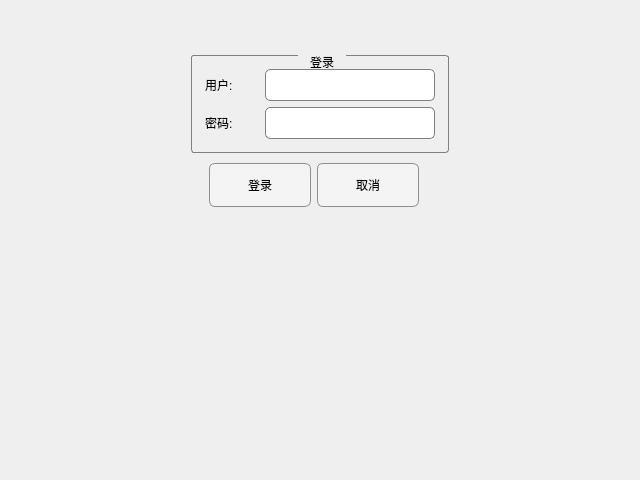
Qt form Demo/deloginwidget.ui (13438120136/XDemo) before a commit.
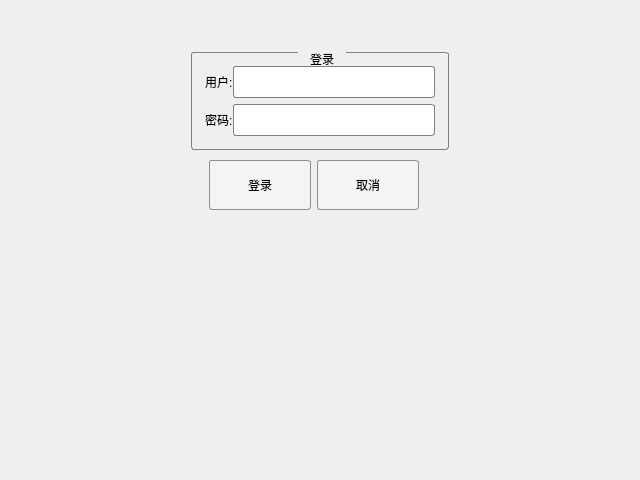
The same form after that commit. Custom widgets are drawn as their Qt base class.

Patch:
```diff
--- a/Demo/deloginwidget.ui
+++ b/Demo/deloginwidget.ui
@@ -32,7 +32,7 @@
          <string notr="true">QLineEdit
 {
 border:1px solid gray;
-border-radius:5px;
+border-radius:3px;
 min-height:30px;
 font: 16pt &quot;新宋体&quot;;
 }
@@ -40,7 +40,6 @@
 QLabel
 {
 font: 14pt &quot;新宋体&quot;;
-min-width:60px;
 }
 
 QGroupBox {
@@ -48,6 +47,7 @@
      border-radius: 3px;
      margin-top: 2ex; /* leave space at the top for the title */
      padding: 10px;
+     font: 12pt &quot;新宋体&quot;;
  }
 
  QGroupBox::title {
@@ -63,7 +63,7 @@
 	font: 16pt &quot;新宋体&quot;;
 	background-color: rgb(244, 244, 244);
     border: 1px solid #8f8f91;
-    border-radius: 6px;
+    border-radius: 3px;
     min-width: 100px;
     min-height: 38px;
  }
@@ -88,7 +88,7 @@
           <widget class="QWidget" name="widget" native="true">
            <property name="styleSheet">
             <string notr="true">max-width:280px;
-max-height:174px;</string>
+max-height:180px;</string>
            </property>
            <layout class="QGridLayout" name="gridLayout_4">
             <property name="verticalSpacing">
@@ -112,7 +112,7 @@
               <property name="maximumSize">
                <size>
                 <width>282</width>
-                <height>176</height>
+                <height>182</height>
                </size>
               </property>
               <property name="text">
@@ -125,7 +125,7 @@
               <property name="maximumSize">
                <size>
                 <width>282</width>
-                <height>176</height>
+                <height>182</height>
                </size>
               </property>
               <property name="text">
@@ -151,7 +151,7 @@
               <property name="maximumSize">
                <size>
                 <width>302</width>
-                <height>202</height>
+                <height>210</height>
                </size>
               </property>
               <property name="styleSheet">
@@ -173,7 +173,7 @@
                   <widget class="QLabel" name="label">
                    <property name="minimumSize">
                     <size>
-                     <width>60</width>
+                     <width>0</width>
                      <height>0</height>
                     </size>
                    </property>
@@ -196,7 +196,7 @@
                   <widget class="QLabel" name="label_2">
                    <property name="minimumSize">
                     <size>
-                     <width>60</width>
+                     <width>0</width>
                      <height>0</height>
                     </size>
                    </property>
```
Left out of the diff: 9 changed lines with no effect on the pictures.
